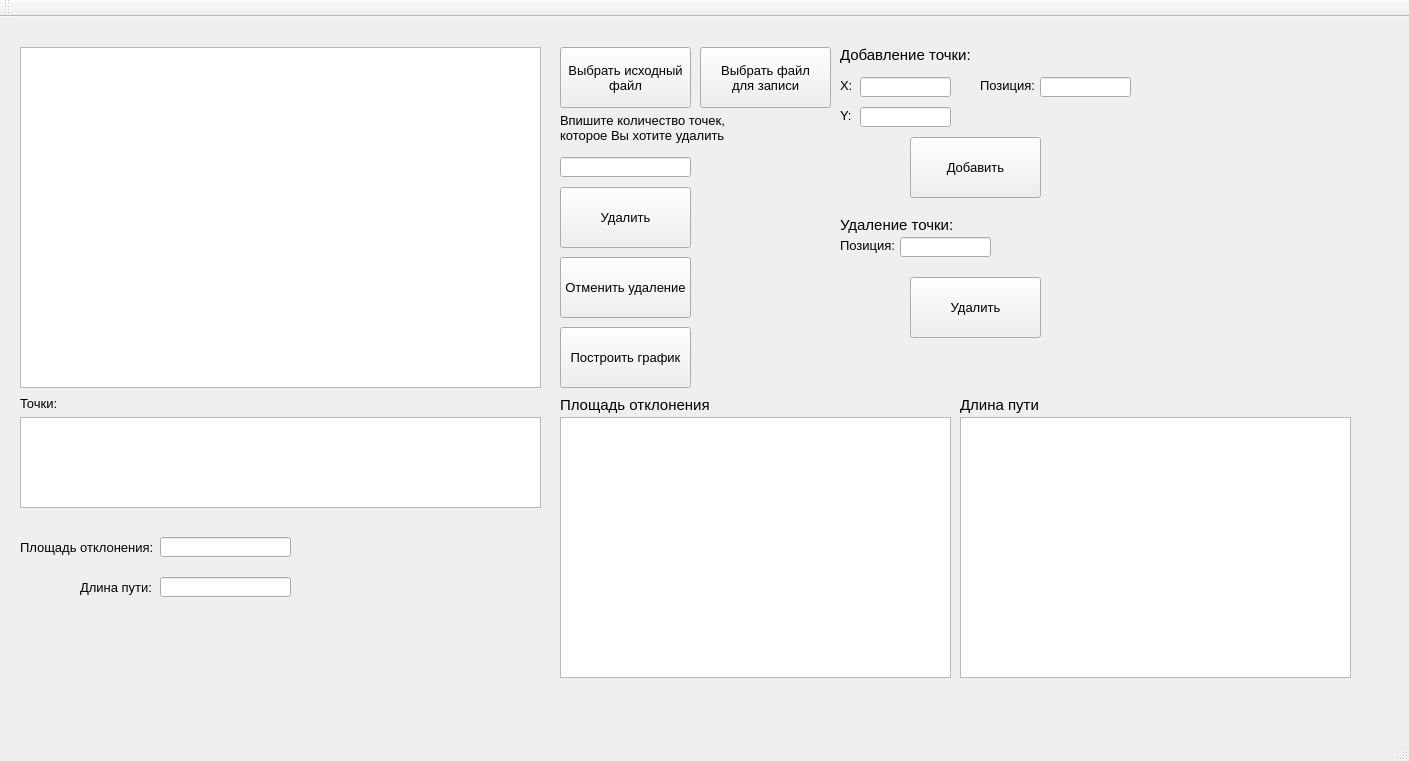
The window that Project/Source/editor.ui (GuelderRose/GraphSmoothing) describes before a commit, drawn with Qt 5.
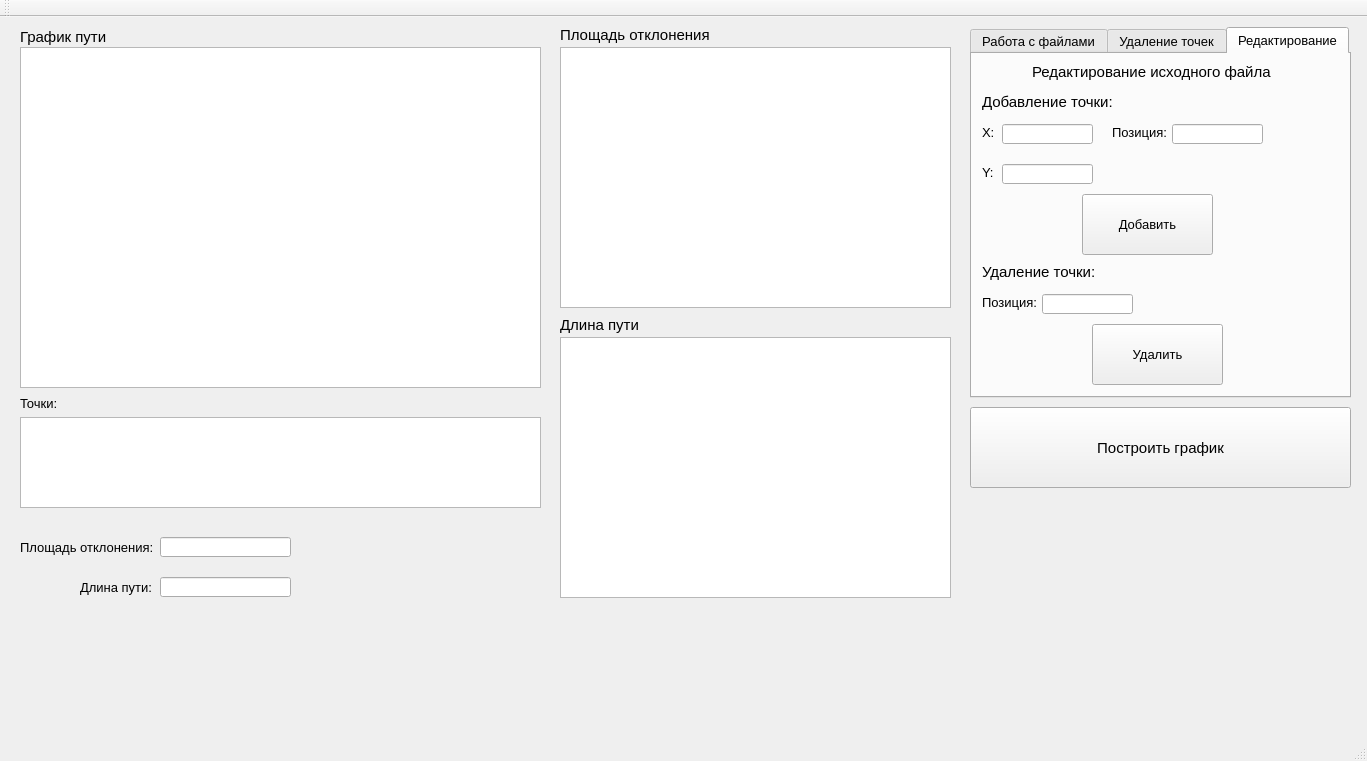
The same window after the commit. The open tabs and pages were chosen to show the change.

The edit to the form file:
```diff
--- a/Project/Source/editor.ui
+++ b/Project/Source/editor.ui
@@ -6,7 +6,7 @@
    <rect>
     <x>0</x>
     <y>0</y>
-    <width>1409</width>
+    <width>1367</width>
     <height>761</height>
    </rect>
   </property>
@@ -24,11 +24,172 @@
      </rect>
     </property>
    </widget>
+   <widget class="QLabel" name="label_10">
+    <property name="geometry">
+     <rect>
+      <x>560</x>
+      <y>10</y>
+      <width>281</width>
+      <height>16</height>
+     </rect>
+    </property>
+    <property name="font">
+     <font>
+      <pointsize>11</pointsize>
+     </font>
+    </property>
+    <property name="text">
+     <string>Площадь отклонения</string>
+    </property>
+   </widget>
+   <widget class="QGraphicsView" name="graphicsView_3">
+    <property name="geometry">
+     <rect>
+      <x>560</x>
+      <y>30</y>
+      <width>391</width>
+      <height>261</height>
+     </rect>
+    </property>
+   </widget>
+   <widget class="QLabel" name="label_8">
+    <property name="geometry">
+     <rect>
+      <x>20</x>
+      <y>380</y>
+      <width>47</width>
+      <height>13</height>
+     </rect>
+    </property>
+    <property name="font">
+     <font>
+      <pointsize>10</pointsize>
+     </font>
+    </property>
+    <property name="text">
+     <string>Точки:</string>
+    </property>
+   </widget>
+   <widget class="QGraphicsView" name="graphicsView_2">
+    <property name="geometry">
+     <rect>
+      <x>20</x>
+      <y>400</y>
+      <width>521</width>
+      <height>91</height>
+     </rect>
+    </property>
+   </widget>
+   <widget class="QLabel" name="label_9">
+    <property name="geometry">
+     <rect>
+      <x>20</x>
+      <y>520</y>
+      <width>141</width>
+      <height>20</height>
+     </rect>
+    </property>
+    <property name="font">
+     <font>
+      <pointsize>10</pointsize>
+     </font>
+    </property>
+    <property name="text">
+     <string>Площадь отклонения:</string>
+    </property>
+   </widget>
+   <widget class="QLineEdit" name="lineEdit_6">
+    <property name="geometry">
+     <rect>
+      <x>160</x>
+      <y>520</y>
+      <width>131</width>
+      <height>20</height>
+     </rect>
+    </property>
+   </widget>
+   <widget class="QGraphicsView" name="graphicsView_4">
+    <property name="geometry">
+     <rect>
+      <x>560</x>
+      <y>320</y>
+      <width>391</width>
+      <height>261</height>
+     </rect>
+    </property>
+   </widget>
+   <widget class="QLabel" name="label_11">
+    <property name="geometry">
+     <rect>
+      <x>560</x>
+      <y>300</y>
+      <width>281</width>
+      <height>16</height>
+     </rect>
+    </property>
+    <property name="font">
+     <font>
+      <pointsize>11</pointsize>
+     </font>
+    </property>
+    <property name="text">
+     <string>Длина пути</string>
+    </property>
+   </widget>
+   <widget class="QLabel" name="label_12">
+    <property name="geometry">
+     <rect>
+      <x>80</x>
+      <y>560</y>
+      <width>71</width>
+      <height>20</height>
+     </rect>
+    </property>
+    <property name="font">
+     <font>
+      <pointsize>10</pointsize>
+     </font>
+    </property>
+    <property name="text">
+     <string>Длина пути:</string>
+    </property>
+   </widget>
+   <widget class="QLineEdit" name="lineEdit_7">
+    <property name="geometry">
+     <rect>
+      <x>160</x>
+      <y>560</y>
+      <width>131</width>
+      <height>20</height>
+     </rect>
+    </property>
+   </widget>
+   <widget class="QTabWidget" name="tabWidget">
+    <property name="geometry">
+     <rect>
+      <x>970</x>
+      <y>10</y>
+      <width>381</width>
+      <height>371</height>
+     </rect>
+    </property>
+    <property name="font">
+     <font>
+      <pointsize>10</pointsize>
+     </font>
+    </property>
+    <property name="currentIndex">
+     <number>1</number>
+    </property>
+    <widget class="QWidget" name="tab">
+     <attribute name="title">
+      <string>Работа с файлами</string>
+     </attribute>
    <widget class="QPushButton" name="pushButton_2">
     <property name="geometry">
      <rect>
-      <x>560</x>
-      <y>30</y>
+        <x>30</x>
+        <y>40</y>
       <width>131</width>
       <height>61</height>
      </rect>
@@ -43,11 +204,35 @@
 файл</string>
     </property>
    </widget>
+     <widget class="QPushButton" name="pushButton_7">
+      <property name="geometry">
+       <rect>
+        <x>210</x>
+        <y>40</y>
+        <width>131</width>
+        <height>61</height>
+       </rect>
+      </property>
+      <property name="font">
+       <font>
+        <pointsize>10</pointsize>
+       </font>
+      </property>
+      <property name="text">
+       <string>Выбрать файл
+для записи</string>
+      </property>
+     </widget>
+    </widget>
+    <widget class="QWidget" name="tab_2">
+     <attribute name="title">
+      <string>Удаление точек</string>
+     </attribute>
    <widget class="QLabel" name="label">
     <property name="geometry">
      <rect>
-      <x>560</x>
-      <y>80</y>
+        <x>110</x>
+        <y>0</y>
       <width>171</width>
       <height>61</height>
      </rect>
@@ -65,8 +250,8 @@
    <widget class="QLineEdit" name="lineEdit">
     <property name="geometry">
      <rect>
-      <x>560</x>
-      <y>140</y>
+        <x>120</x>
+        <y>70</y>
       <width>131</width>
       <height>20</height>
      </rect>
@@ -75,8 +260,8 @@
    <widget class="QPushButton" name="pushButton_3">
     <property name="geometry">
      <rect>
-      <x>560</x>
-      <y>170</y>
+        <x>120</x>
+        <y>110</y>
       <width>131</width>
       <height>61</height>
      </rect>
@@ -93,8 +278,8 @@
    <widget class="QPushButton" name="pushButton_5">
     <property name="geometry">
      <rect>
-      <x>560</x>
-      <y>240</y>
+        <x>120</x>
+        <y>190</y>
       <width>131</width>
       <height>61</height>
      </rect>
@@ -108,29 +293,34 @@
      <string>Отменить удаление</string>
     </property>
    </widget>
-   <widget class="QPushButton" name="pushButton">
+    </widget>
+    <widget class="QWidget" name="tab_3">
+     <attribute name="title">
+      <string>Редактирование</string>
+     </attribute>
+     <widget class="QLabel" name="label_13">
     <property name="geometry">
      <rect>
-      <x>560</x>
-      <y>310</y>
-      <width>131</width>
-      <height>61</height>
+        <x>60</x>
+        <y>10</y>
+        <width>291</width>
+        <height>16</height>
      </rect>
     </property>
     <property name="font">
      <font>
-      <pointsize>10</pointsize>
+        <pointsize>11</pointsize>
      </font>
     </property>
     <property name="text">
-     <string>Построить график</string>
+       <string>Редактирование исходного файла</string>
     </property>
    </widget>
    <widget class="QLabel" name="label_2">
     <property name="geometry">
      <rect>
-      <x>840</x>
-      <y>30</y>
+        <x>10</x>
+        <y>40</y>
       <width>281</width>
       <height>16</height>
      </rect>
@@ -147,8 +337,8 @@
    <widget class="QLabel" name="label_3">
     <property name="geometry">
      <rect>
-      <x>840</x>
-      <y>60</y>
+        <x>10</x>
+        <y>70</y>
       <width>21</width>
       <height>16</height>
      </rect>
@@ -165,36 +355,8 @@
    <widget class="QLineEdit" name="lineEdit_2">
     <property name="geometry">
      <rect>
-      <x>860</x>
-      <y>60</y>
-      <width>91</width>
-      <height>20</height>
-     </rect>
-    </property>
-   </widget>
-   <widget class="QLabel" name="label_5">
-    <property name="geometry">
-     <rect>
-      <x>980</x>
-      <y>60</y>
-      <width>61</width>
-      <height>16</height>
-     </rect>
-    </property>
-    <property name="font">
-     <font>
-      <pointsize>10</pointsize>
-     </font>
-    </property>
-    <property name="text">
-     <string>Позиция:</string>
-    </property>
-   </widget>
-   <widget class="QLineEdit" name="lineEdit_4">
-    <property name="geometry">
-     <rect>
-      <x>1040</x>
-      <y>60</y>
+        <x>30</x>
+        <y>70</y>
       <width>91</width>
       <height>20</height>
      </rect>
@@ -203,8 +365,8 @@
    <widget class="QLabel" name="label_4">
     <property name="geometry">
      <rect>
-      <x>840</x>
-      <y>90</y>
+        <x>10</x>
+        <y>110</y>
       <width>21</width>
       <height>16</height>
      </rect>
@@ -221,8 +383,36 @@
    <widget class="QLineEdit" name="lineEdit_3">
     <property name="geometry">
      <rect>
-      <x>860</x>
-      <y>90</y>
+        <x>30</x>
+        <y>110</y>
+        <width>91</width>
+        <height>20</height>
+       </rect>
+      </property>
+     </widget>
+     <widget class="QLabel" name="label_5">
+      <property name="geometry">
+       <rect>
+        <x>140</x>
+        <y>70</y>
+        <width>61</width>
+        <height>16</height>
+       </rect>
+      </property>
+      <property name="font">
+       <font>
+        <pointsize>10</pointsize>
+       </font>
+      </property>
+      <property name="text">
+       <string>Позиция:</string>
+      </property>
+     </widget>
+     <widget class="QLineEdit" name="lineEdit_4">
+      <property name="geometry">
+       <rect>
+        <x>200</x>
+        <y>70</y>
       <width>91</width>
       <height>20</height>
      </rect>
@@ -231,8 +421,8 @@
    <widget class="QPushButton" name="pushButton_4">
     <property name="geometry">
      <rect>
-      <x>910</x>
-      <y>120</y>
+        <x>110</x>
+        <y>140</y>
       <width>131</width>
       <height>61</height>
      </rect>
@@ -249,8 +439,8 @@
    <widget class="QLabel" name="label_6">
     <property name="geometry">
      <rect>
-      <x>840</x>
-      <y>200</y>
+        <x>10</x>
+        <y>210</y>
       <width>281</width>
       <height>16</height>
      </rect>
@@ -267,8 +457,8 @@
    <widget class="QLabel" name="label_7">
     <property name="geometry">
      <rect>
-      <x>840</x>
-      <y>220</y>
+        <x>10</x>
+        <y>240</y>
       <width>61</width>
       <height>16</height>
      </rect>
@@ -285,8 +475,8 @@
    <widget class="QLineEdit" name="lineEdit_5">
     <property name="geometry">
      <rect>
-      <x>900</x>
-      <y>220</y>
+        <x>70</x>
+        <y>240</y>
       <width>91</width>
       <height>20</height>
      </rect>
@@ -295,8 +485,8 @@
    <widget class="QPushButton" name="pushButton_6">
     <property name="geometry">
      <rect>
-      <x>910</x>
-      <y>260</y>
+        <x>120</x>
+        <y>270</y>
       <width>131</width>
       <height>61</height>
      </rect>
@@ -310,163 +500,42 @@
      <string>Удалить</string>
     </property>
    </widget>
-   <widget class="QLabel" name="label_10">
-    <property name="geometry">
-     <rect>
-      <x>560</x>
-      <y>380</y>
-      <width>281</width>
-      <height>16</height>
-     </rect>
-    </property>
-    <property name="font">
-     <font>
-      <pointsize>11</pointsize>
-     </font>
-    </property>
-    <property name="text">
-     <string>Площадь отклонения</string>
-    </property>
-   </widget>
-   <widget class="QGraphicsView" name="graphicsView_3">
-    <property name="geometry">
-     <rect>
-      <x>560</x>
-      <y>400</y>
-      <width>391</width>
-      <height>261</height>
-     </rect>
-    </property>
+    </widget>
    </widget>
-   <widget class="QLabel" name="label_8">
+   <widget class="QPushButton" name="pushButton">
     <property name="geometry">
      <rect>
-      <x>20</x>
-      <y>380</y>
-      <width>47</width>
-      <height>13</height>
+      <x>970</x>
+      <y>390</y>
+      <width>381</width>
+      <height>81</height>
      </rect>
     </property>
     <property name="font">
      <font>
-      <pointsize>10</pointsize>
+      <pointsize>11</pointsize>
      </font>
     </property>
     <property name="text">
-     <string>Точки:</string>
+     <string>Построить график</string>
     </property>
    </widget>
-   <widget class="QGraphicsView" name="graphicsView_2">
+   <widget class="QLabel" name="label_14">
     <property name="geometry">
      <rect>
       <x>20</x>
-      <y>400</y>
-      <width>521</width>
-      <height>91</height>
-     </rect>
-    </property>
-   </widget>
-   <widget class="QLabel" name="label_9">
-    <property name="geometry">
-     <rect>
-      <x>20</x>
-      <y>520</y>
-      <width>141</width>
+      <y>10</y>
+      <width>151</width>
       <height>20</height>
      </rect>
     </property>
     <property name="font">
      <font>
-      <pointsize>10</pointsize>
-     </font>
-    </property>
-    <property name="text">
-     <string>Площадь отклонения:</string>
-    </property>
-   </widget>
-   <widget class="QLineEdit" name="lineEdit_6">
-    <property name="geometry">
-     <rect>
-      <x>160</x>
-      <y>520</y>
-      <width>131</width>
-      <height>20</height>
-     </rect>
-    </property>
-   </widget>
-   <widget class="QPushButton" name="pushButton_7">
-    <property name="geometry">
-     <rect>
-      <x>700</x>
-      <y>30</y>
-      <width>131</width>
-      <height>61</height>
-     </rect>
-    </property>
-    <property name="font">
-     <font>
-      <pointsize>10</pointsize>
-     </font>
-    </property>
-    <property name="text">
-     <string>Выбрать файл
-для записи</string>
-    </property>
-   </widget>
-   <widget class="QGraphicsView" name="graphicsView_4">
-    <property name="geometry">
-     <rect>
-      <x>960</x>
-      <y>400</y>
-      <width>391</width>
-      <height>261</height>
-     </rect>
-    </property>
-   </widget>
-   <widget class="QLabel" name="label_11">
-    <property name="geometry">
-     <rect>
-      <x>960</x>
-      <y>380</y>
-      <width>281</width>
-      <height>16</height>
-     </rect>
-    </property>
-    <property name="font">
-     <font>
       <pointsize>11</pointsize>
      </font>
     </property>
     <property name="text">
-     <string>Длина пути</string>
-    </property>
-   </widget>
-   <widget class="QLabel" name="label_12">
-    <property name="geometry">
-     <rect>
-      <x>80</x>
-      <y>560</y>
-      <width>71</width>
-      <height>20</height>
-     </rect>
-    </property>
-    <property name="font">
-     <font>
-      <pointsize>10</pointsize>
-     </font>
-    </property>
-    <property name="text">
-     <string>Длина пути:</string>
-    </property>
-   </widget>
-   <widget class="QLineEdit" name="lineEdit_7">
-    <property name="geometry">
-     <rect>
-      <x>160</x>
-      <y>560</y>
-      <width>131</width>
-      <height>20</height>
-     </rect>
+     <string>График пути</string>
     </property>
    </widget>
   </widget>
@@ -475,7 +544,7 @@
     <rect>
      <x>0</x>
      <y>0</y>
-     <width>1409</width>
+     <width>1367</width>
      <height>21</height>
     </rect>
    </property>
```
Lines whose indentation alone changed are shown as unchanged.
